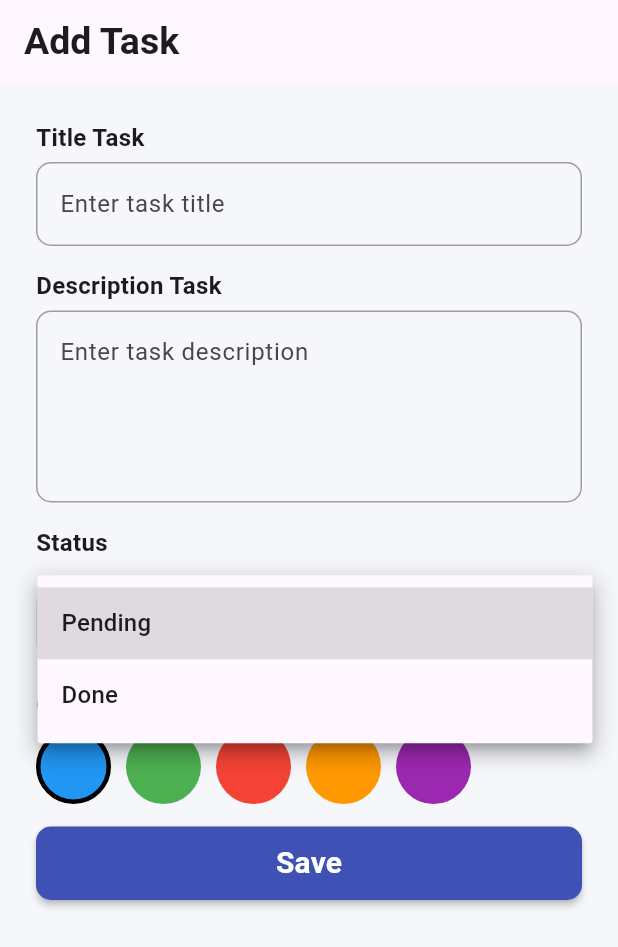
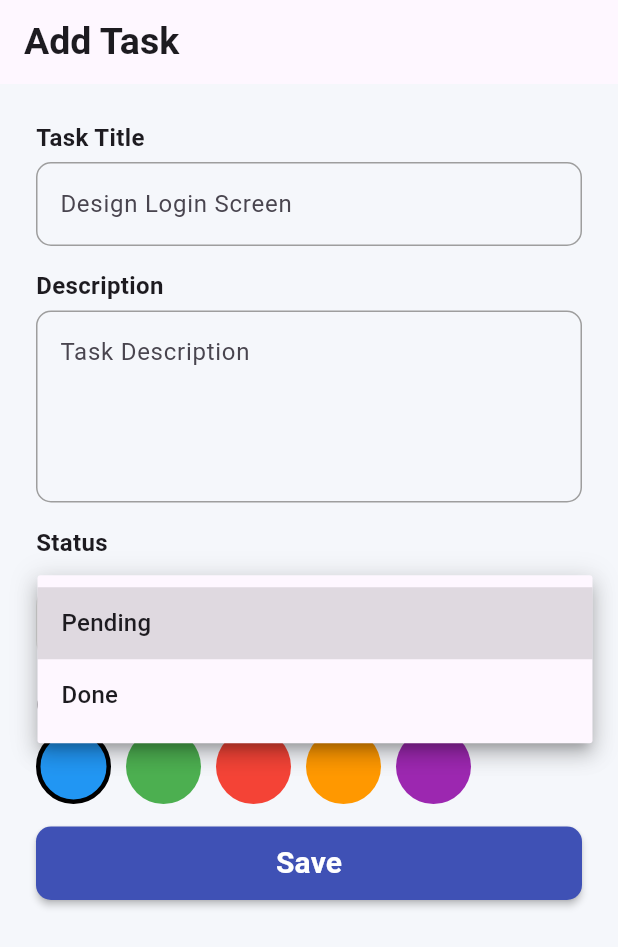
Before and after one commit to ahmedeid4562/To-Do, a Flutter app: the screen it shows after launch, after a tap on "Pending", on a phone screen of 412 x 824 dp. Shown: the top 947 px of the screen. Run offline on Flutter 3.47's test engine with Material 3 defaults, Android fonts, the phone set to English and light mode, and no system bars; our stand-ins replace hive_flutter; accounts and stored records are empty.

Commit message:
feat(add Task):finsh add Task -build add task screen =build add task logic

```diff
--- a/lib/data/model/task_model.dart
+++ b/lib/data/model/task_model.dart
@@ -1,7 +1,19 @@
+import 'package:hive_flutter/adapters.dart';
+
+part 'task_model.g.dart';
+
+@HiveType(typeId: 1)
 class TaskModel {
+  @HiveField(0)
   String title;
+
+  @HiveField(1)
   String description;
+
+  @HiveField(2)
   StatusTask status;
+
+  @HiveField(3)
   int colortex;
 
   TaskModel({
@@ -12,4 +24,11 @@ class TaskModel {
   });
 }
 
-enum StatusTask { pending, done }
+@HiveType(typeId: 2)
+enum StatusTask {
+  @HiveField(0)
+  pending,
+
+  @HiveField(1)
+  done,
+}
--- a/lib/main.dart
+++ b/lib/main.dart
@@ -1,18 +1,21 @@
 import 'package:flutter/material.dart';
-import 'package:hive_flutter/adapters.dart';
+import 'package:hive_flutter/hive_flutter.dart';
+import 'package:todo_app/core/app_routes.dart';
+import 'package:todo_app/data/model/task_model.dart';
 import 'package:todo_app/data/model/user_model.dart';
 import 'package:todo_app/view/screens/add_task_screen.dart';
 import 'package:todo_app/view/screens/home_screen.dart';
 import 'package:todo_app/view/screens/profile_screen.dart';
-import 'core/app_routes.dart';
 
 void main() async {
   WidgetsFlutterBinding.ensureInitialized();
 
   await Hive.initFlutter();
   Hive.registerAdapter(UserModelAdapter());
+  Hive.registerAdapter(TaskModelAdapter());
+  Hive.registerAdapter(StatusTaskAdapter());
   await Hive.openBox<UserModel>('User');
-
+   await Hive.openBox<TaskModel>('Tasks');
   runApp(const ToDOApp());
 }
 
--- a/lib/view/screens/add_task_screen.dart
+++ b/lib/view/screens/add_task_screen.dart
@@ -1,6 +1,10 @@
 import 'dart:developer';
 
+
 import 'package:flutter/material.dart';
+import 'package:hive_flutter/hive_flutter.dart';
+import 'package:todo_app/core/app_dialog.dart';
+import 'package:todo_app/data/model/task_model.dart';
 import 'package:todo_app/view/widget/choose_color_widget.dart';
 import 'package:todo_app/view/widget/custom_material_button.dart';
 import 'package:todo_app/view/widget/custom_text_form_field.dart';
@@ -31,17 +35,17 @@ class _AddTaskScreenState extends State<AddTaskScreen> {
         padding: const EdgeInsets.all(24),
         child: SingleChildScrollView(
           child: Column(
-            crossAxisAlignment: .start,
+           crossAxisAlignment: CrossAxisAlignment.start,
             spacing: 15,
             children: [
                CustomTextFormField(
-                   label: "Title Task",
-                   hint: "Enter task title",
+                   label: "Task Title ",
+                   hint: "Design Login Screen",
                    controller: titleText,
                   ),
                  CustomTextFormField(
-                   label: "Description Task",
-                   hint: "Enter task description",
+                   label: "Description ",
+                   hint: "Task Description",
                    maxLines: 4,
                    controller: desText,
                   ),
@@ -61,8 +65,7 @@ class _AddTaskScreenState extends State<AddTaskScreen> {
                     isExpanded: true,
                     icon: const Icon(Icons.keyboard_arrow_down),
                     items: ["Pending", "Done"]
-                        .map(
-                          (e) => DropdownMenuItem(
+                        .map(  (e) => DropdownMenuItem(
                             value: e,
                             child: Text(e),
                           ),
@@ -81,15 +84,32 @@ class _AddTaskScreenState extends State<AddTaskScreen> {
              },
             ),
 
-            CustomMaterialButton(
-             onPressed: () {
-               log("Title: ${titleText.text}");
-               log("Des: ${desText.text}");
-               log("Status: $status");
-               log("color: $ColorSelected");
-             },
-             text: "Save",
-             ),
+          CustomMaterialButton(
+            onPressed: ()
+            async{
+             AppDialog.showLoading(context);
+         await Future.delayed(const Duration(seconds: 3));
+            var taskBox = Hive.box<TaskModel>("Tasks");
+            await taskBox.add(
+               TaskModel(
+                 title: titleText.text,
+                 description: desText.text,
+                 status: status == "Pending"  ? .pending : .done,
+                 colortex: ColorSelected,
+               ),
+             ).then((Value){
+              Navigator.of(context).pop();
+              titleText.clear();
+              desText.clear();
+              ColorSelected =4283215696;
+             }).catchError((error){
+               Navigator.of(context).pop();
+               AppDialog.showError(context, error);
+             });
+
+           },
+           text: "Save",
+          ),
             ],
           ),
         ),
```
Also changed, not shown: lib/data/model/task_model.g.dart (added).
